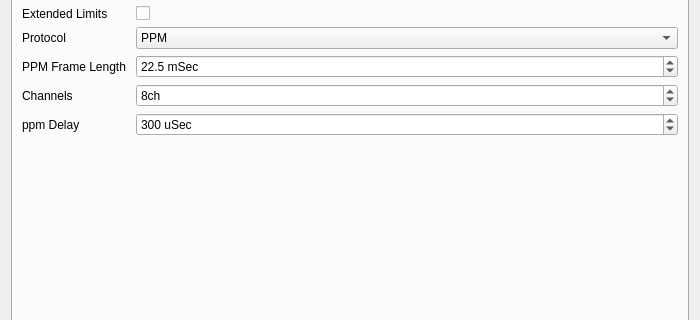
Before: the Qt Designer form src/modeledit.ui in xhorizont/eepe, drawn with Qt 5; both pictures show x 0 to 700 and y 305 to 625 of the 700 by 784 pixel window.
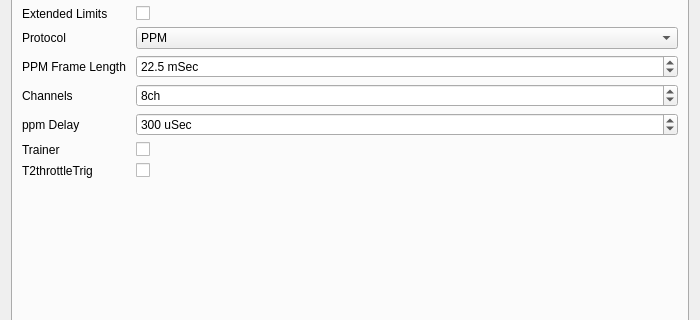
After: the same form once the commit is applied. Icons and pictures are not drawn.

```diff
--- a/src/modeledit.ui
+++ b/src/modeledit.ui
@@ -396,6 +396,34 @@
          </property>
         </widget>
        </item>
+       <item row="15" column="0">
+        <widget class="QLabel" name="label_114">
+         <property name="text">
+          <string>Trainer</string>
+         </property>
+        </widget>
+       </item>
+       <item row="16" column="0">
+        <widget class="QLabel" name="label_115">
+         <property name="text">
+          <string>T2throttleTrig</string>
+         </property>
+        </widget>
+       </item>
+       <item row="15" column="1">
+        <widget class="QCheckBox" name="TrainerChkB">
+         <property name="text">
+          <string/>
+         </property>
+        </widget>
+       </item>
+       <item row="16" column="1">
+        <widget class="QCheckBox" name="T2ThrTrgChkB">
+         <property name="text">
+          <string/>
+         </property>
+        </widget>
+       </item>
       </layout>
      </widget>
      <widget class="QWidget" name="tabHeli">
```
